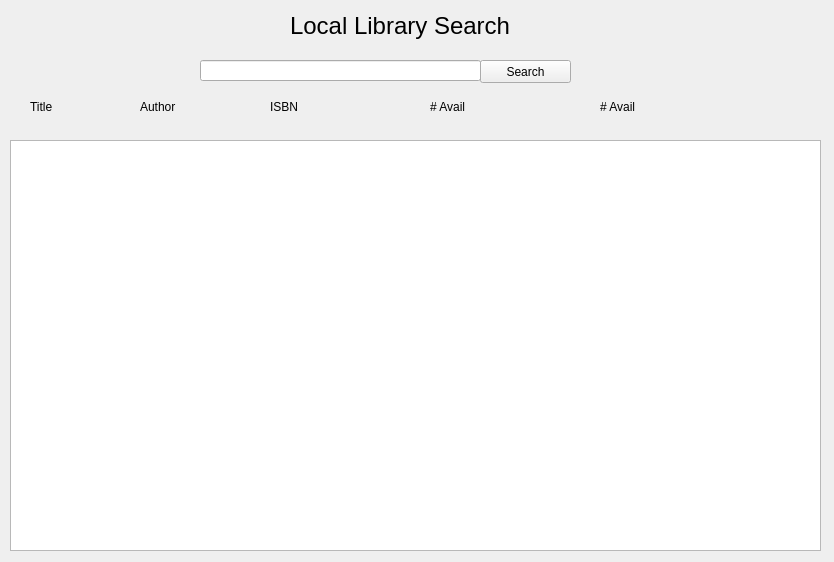
The window that LibrarySystem/authorizedwindow.ui (josfire18/LibrarySystem) describes before a commit, drawn with Qt 5.
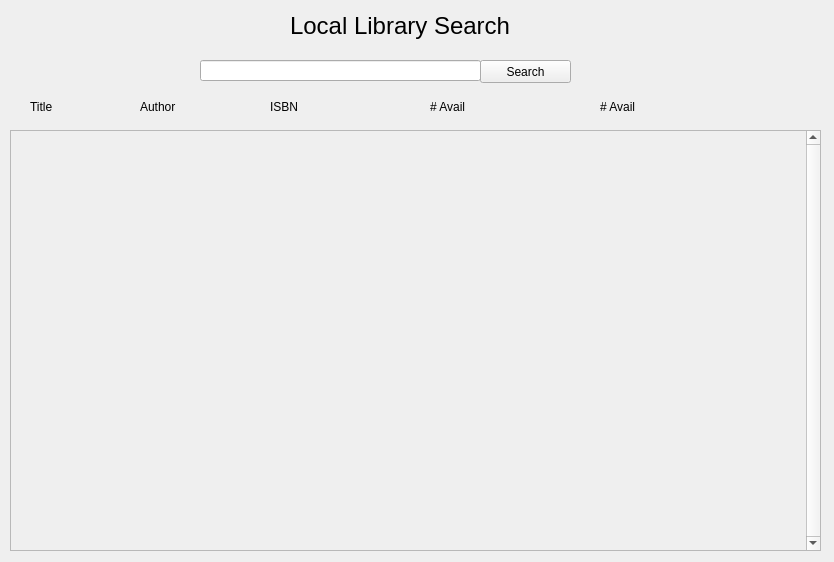
The same window after the commit.

Commit message: VBox layout for search

Patch:
```diff
--- a/LibrarySystem/authorizedwindow.ui
+++ b/LibrarySystem/authorizedwindow.ui
@@ -119,15 +119,31 @@
     <string>ISBN</string>
    </property>
   </widget>
-  <widget class="QTextEdit" name="txtSearchResults">
+  <widget class="QScrollArea" name="scrollArea">
    <property name="geometry">
     <rect>
      <x>10</x>
-     <y>140</y>
+     <y>130</y>
      <width>811</width>
-     <height>411</height>
+     <height>421</height>
     </rect>
    </property>
+   <property name="verticalScrollBarPolicy">
+    <enum>Qt::ScrollBarAlwaysOn</enum>
+   </property>
+   <property name="widgetResizable">
+    <bool>true</bool>
+   </property>
+   <widget class="QWidget" name="scrollAreaWidgetContents">
+    <property name="geometry">
+     <rect>
+      <x>0</x>
+      <y>0</y>
+      <width>794</width>
+      <height>419</height>
+     </rect>
+    </property>
+   </widget>
   </widget>
  </widget>
  <resources/>
```
The commit also changes 1 other file.
